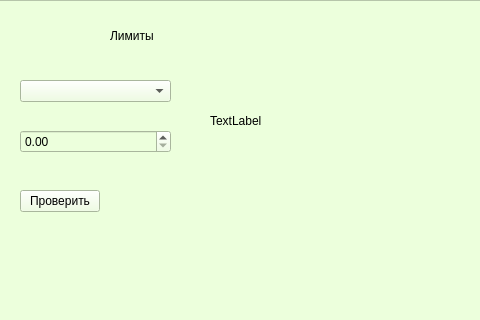
Old version of the form ui/budgetlimitsdialog.ui in the repository KseniaG8/Family_budget; both pictures show x 120 to 600 and y 0 to 320 of the 600 by 500 pixel window.
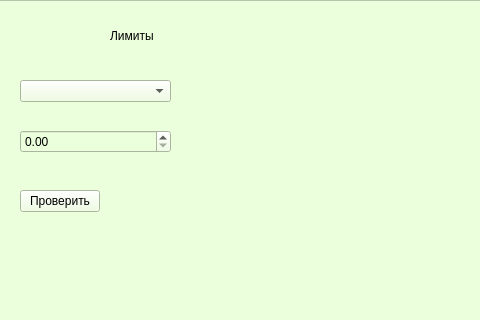
New version of the form.

```diff
--- a/ui/budgetlimitsdialog.ui
+++ b/ui/budgetlimitsdialog.ui
@@ -138,7 +138,6 @@
      <string notr="true">font: 12pt &quot;Sans Serif&quot;;</string>
     </property>
     <property name="text">
-     <string>TextLabel</string>
     </property>
    </widget>
    <widget class="QLabel" name="label_2">
```
